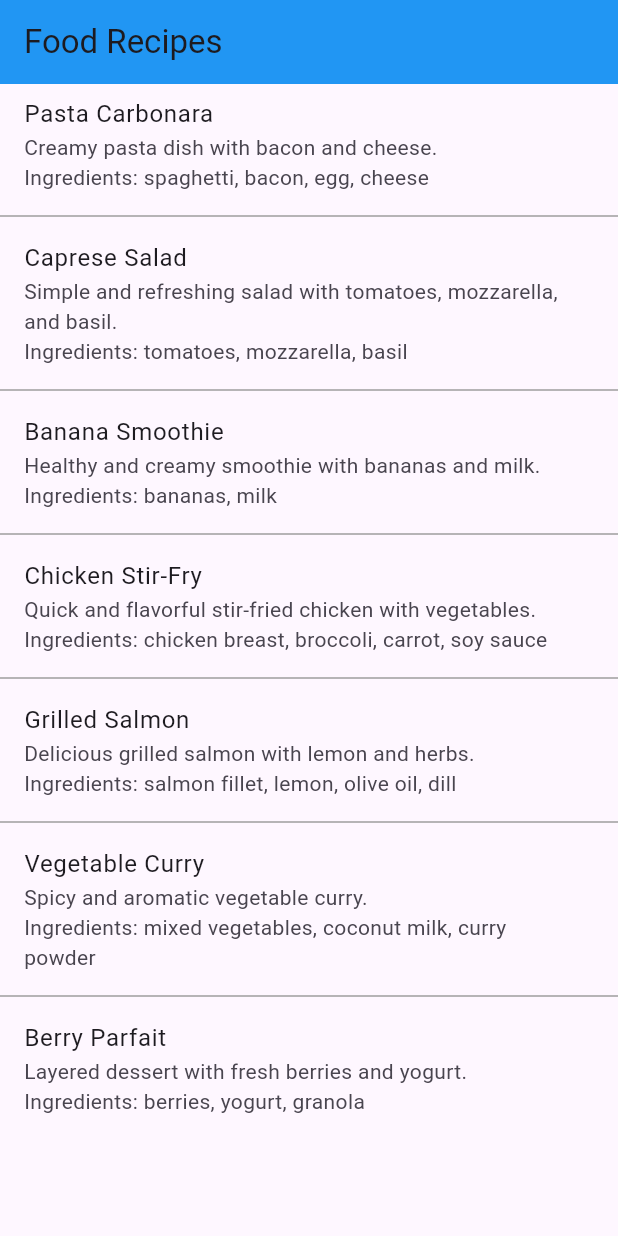
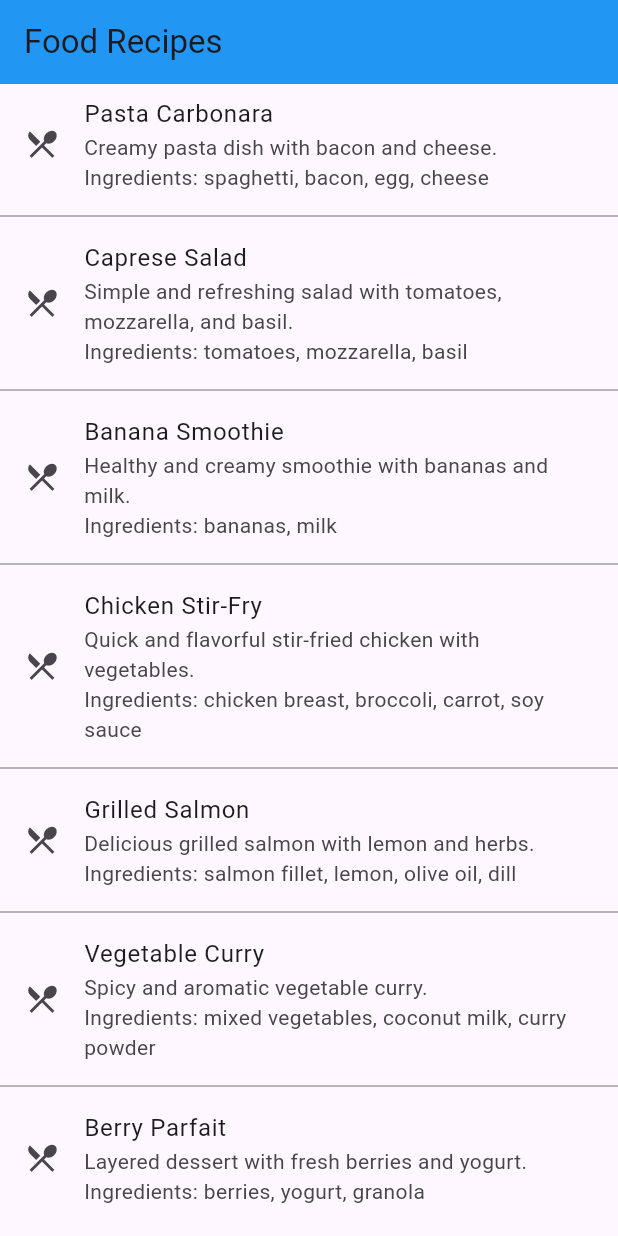
Before and after one commit to JAHIDULFAHAD/Ostad_Module10_LiveTest, a Flutter app: the screen it shows after launch, on a phone screen of 412 x 824 dp. Run offline on Flutter 3.47's test engine with Material 3 defaults, Android fonts, the phone set to English and light mode, and no system bars.

Commit message:
live test 3 Done

```diff
--- a/livetest_3_module14/lib/recepi_listview.dart
+++ b/livetest_3_module14/lib/recepi_listview.dart
@@ -75,6 +75,7 @@ class _RecepiListviewState extends State<RecepiListview> {
           },
           itemCount: recepiList.length,
         itemBuilder: (context, index) => ListTile(
+          leading: Icon(Icons.restaurant_menu),
           title: Text(recepiList[index].title),
           subtitle: Column(
             crossAxisAlignment: CrossAxisAlignment.start,
```
